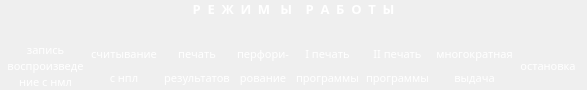
Before: the Qt Designer form ecvm/ModesPanel.ui in starling13/emural, drawn with Qt 5.
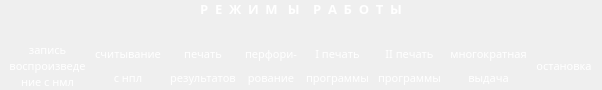
After: the same form once the commit is applied. Icons and pictures are not drawn.

```diff
--- a/ecvm/ModesPanel.ui
+++ b/ecvm/ModesPanel.ui
@@ -6,8 +6,8 @@
    <rect>
     <x>0</x>
     <y>0</y>
-    <width>587</width>
-    <height>84</height>
+    <width>602</width>
+    <height>89</height>
    </rect>
   </property>
   <property name="windowTitle">
@@ -61,6 +61,15 @@
           </color>
          </brush>
         </colorrole>
+        <colorrole role="PlaceholderText">
+         <brush brushstyle="NoBrush">
+          <color alpha="128">
+           <red>255</red>
+           <green>255</green>
+           <blue>255</blue>
+          </color>
+         </brush>
+        </colorrole>
        </active>
        <inactive>
         <colorrole role="WindowText">
@@ -90,6 +99,15 @@
           </color>
          </brush>
         </colorrole>
+        <colorrole role="PlaceholderText">
+         <brush brushstyle="NoBrush">
+          <color alpha="128">
+           <red>255</red>
+           <green>255</green>
+           <blue>255</blue>
+          </color>
+         </brush>
+        </colorrole>
        </inactive>
        <disabled>
         <colorrole role="WindowText">
@@ -119,6 +137,15 @@
           </color>
          </brush>
         </colorrole>
+        <colorrole role="PlaceholderText">
+         <brush brushstyle="NoBrush">
+          <color alpha="128">
+           <red>255</red>
+           <green>255</green>
+           <blue>255</blue>
+          </color>
+         </brush>
+        </colorrole>
        </disabled>
       </palette>
      </property>
@@ -256,6 +283,15 @@
               </color>
              </brush>
             </colorrole>
+            <colorrole role="PlaceholderText">
+             <brush brushstyle="NoBrush">
+              <color alpha="128">
+               <red>255</red>
+               <green>255</green>
+               <blue>255</blue>
+              </color>
+             </brush>
+            </colorrole>
            </active>
            <inactive>
             <colorrole role="WindowText">
@@ -285,6 +321,15 @@
               </color>
              </brush>
             </colorrole>
+            <colorrole role="PlaceholderText">
+             <brush brushstyle="NoBrush">
+              <color alpha="128">
+               <red>255</red>
+               <green>255</green>
+               <blue>255</blue>
+              </color>
+             </brush>
+            </colorrole>
            </inactive>
            <disabled>
             <colorrole role="WindowText">
@@ -314,6 +359,15 @@
               </color>
              </brush>
             </colorrole>
+            <colorrole role="PlaceholderText">
+             <brush brushstyle="NoBrush">
+              <color alpha="128">
+               <red>255</red>
+               <green>255</green>
+               <blue>255</blue>
+              </color>
+             </brush>
+            </colorrole>
            </disabled>
           </palette>
          </property>
@@ -365,6 +419,15 @@
               </color>
              </brush>
             </colorrole>
+            <colorrole role="PlaceholderText">
+             <brush brushstyle="NoBrush">
+              <color alpha="128">
+               <red>255</red>
+               <green>255</green>
+               <blue>255</blue>
+              </color>
+             </brush>
+            </colorrole>
            </active>
            <inactive>
             <colorrole role="WindowText">
@@ -394,6 +457,15 @@
               </color>
              </brush>
             </colorrole>
+            <colorrole role="PlaceholderText">
+             <brush brushstyle="NoBrush">
+              <color alpha="128">
+               <red>255</red>
+               <green>255</green>
+               <blue>255</blue>
+              </color>
+             </brush>
+            </colorrole>
            </inactive>
            <disabled>
             <colorrole role="WindowText">
@@ -423,6 +495,15 @@
               </color>
              </brush>
             </colorrole>
+            <colorrole role="PlaceholderText">
+             <brush brushstyle="NoBrush">
+              <color alpha="128">
+               <red>255</red>
+               <green>255</green>
+               <blue>255</blue>
+              </color>
+             </brush>
+            </colorrole>
            </disabled>
           </palette>
          </property>
@@ -519,6 +600,15 @@
               </color>
              </brush>
             </colorrole>
+            <colorrole role="PlaceholderText">
+             <brush brushstyle="NoBrush">
+              <color alpha="128">
+               <red>255</red>
+               <green>255</green>
+               <blue>255</blue>
+              </color>
+             </brush>
+            </colorrole>
            </active>
            <inactive>
             <colorrole role="WindowText">
@@ -548,6 +638,15 @@
               </color>
              </brush>
             </colorrole>
+            <colorrole role="PlaceholderText">
+             <brush brushstyle="NoBrush">
+              <color alpha="128">
+               <red>255</red>
+               <green>255</green>
+               <blue>255</blue>
+              </color>
+             </brush>
+            </colorrole>
            </inactive>
            <disabled>
             <colorrole role="WindowText">
@@ -577,6 +676,15 @@
               </color>
              </brush>
             </colorrole>
+            <colorrole role="PlaceholderText">
+             <brush brushstyle="NoBrush">
+              <color alpha="128">
+               <red>255</red>
+               <green>255</green>
+               <blue>255</blue>
+              </color>
+             </brush>
+            </colorrole>
            </disabled>
           </palette>
          </property>
@@ -628,6 +736,15 @@
               </color>
              </brush>
             </colorrole>
+            <colorrole role="PlaceholderText">
+             <brush brushstyle="NoBrush">
+              <color alpha="128">
+               <red>255</red>
+               <green>255</green>
+               <blue>255</blue>
+              </color>
+             </brush>
+            </colorrole>
            </active>
            <inactive>
             <colorrole role="WindowText">
@@ -657,6 +774,15 @@
               </color>
              </brush>
             </colorrole>
+            <colorrole role="PlaceholderText">
+             <brush brushstyle="NoBrush">
+              <color alpha="128">
+               <red>255</red>
+               <green>255</green>
+               <blue>255</blue>
+              </color>
+             </brush>
+            </colorrole>
            </inactive>
            <disabled>
             <colorrole role="WindowText">
@@ -686,6 +812,15 @@
               </color>
              </brush>
             </colorrole>
+            <colorrole role="PlaceholderText">
+             <brush brushstyle="NoBrush">
+              <color alpha="128">
+               <red>255</red>
+               <green>255</green>
+               <blue>255</blue>
+              </color>
+             </brush>
+            </colorrole>
            </disabled>
           </palette>
          </property>
@@ -744,6 +879,15 @@
               </color>
              </brush>
             </colorrole>
+            <colorrole role="PlaceholderText">
+             <brush brushstyle="NoBrush">
+              <color alpha="128">
+               <red>255</red>
+               <green>255</green>
+               <blue>255</blue>
+              </color>
+             </brush>
+            </colorrole>
            </active>
            <inactive>
             <colorrole role="WindowText">
@@ -773,6 +917,15 @@
               </color>
              </brush>
             </colorrole>
+            <colorrole role="PlaceholderText">
+             <brush brushstyle="NoBrush">
+              <color alpha="128">
+               <red>255</red>
+               <green>255</green>
+               <blue>255</blue>
+              </color>
+             </brush>
+            </colorrole>
            </inactive>
            <disabled>
             <colorrole role="WindowText">
@@ -802,6 +955,15 @@
               </color>
              </brush>
             </colorrole>
+            <colorrole role="PlaceholderText">
+             <brush brushstyle="NoBrush">
+              <color alpha="128">
+               <red>255</red>
+               <green>255</green>
+               <blue>255</blue>
+              </color>
+             </brush>
+            </colorrole>
            </disabled>
           </palette>
          </property>
@@ -853,6 +1015,15 @@
               </color>
              </brush>
             </colorrole>
+            <colorrole role="PlaceholderText">
+             <brush brushstyle="NoBrush">
+              <color alpha="128">
+               <red>255</red>
+               <green>255</green>
+               <blue>255</blue>
+              </color>
+             </brush>
+            </colorrole>
            </active>
            <inactive>
             <colorrole role="WindowText">
@@ -882,6 +1053,15 @@
               </color>
              </brush>
             </colorrole>
+            <colorrole role="PlaceholderText">
+             <brush brushstyle="NoBrush">
+              <color alpha="128">
+               <red>255</red>
+               <green>255</green>
+               <blue>255</blue>
+              </color>
+             </brush>
+            </colorrole>
            </inactive>
            <disabled>
             <colorrole role="WindowText">
@@ -911,6 +1091,15 @@
               </color>
              </brush>
             </colorrole>
+            <colorrole role="PlaceholderText">
+             <brush brushstyle="NoBrush">
+              <color alpha="128">
+               <red>255</red>
+               <green>255</green>
+               <blue>255</blue>
+              </color>
+             </brush>
+            </colorrole>
            </disabled>
           </palette>
          </property>
@@ -1045,6 +1234,15 @@
               </color>
              </brush>
             </colorrole>
+            <colorrole role="PlaceholderText">
+             <brush brushstyle="NoBrush">
+              <color alpha="128">
+               <red>255</red>
+               <green>255</green>
+               <blue>255</blue>
+              </color>
+             </brush>
+            </colorrole>
            </active>
            <inactive>
             <colorrole role="WindowText">
@@ -1074,6 +1272,15 @@
               </color>
              </brush>
             </colorrole>
+            <colorrole role="PlaceholderText">
+             <brush brushstyle="NoBrush">
+              <color alpha="128">
+               <red>255</red>
+               <green>255</green>
+               <blue>255</blue>
+              </color>
+             </brush>
+            </colorrole>
            </inactive>
            <disabled>
             <colorrole role="WindowText">
@@ -1103,6 +1310,15 @@
               </color>
              </brush>
             </colorrole>
+            <colorrole role="PlaceholderText">
+             <brush brushstyle="NoBrush">
+              <color alpha="128">
+               <red>255</red>
+               <green>255</green>
+               <blue>255</blue>
+              </color>
+             </brush>
+            </colorrole>
            </disabled>
           </palette>
          </property>
@@ -1154,6 +1370,15 @@
               </color>
              </brush>
             </colorrole>
+            <colorrole role="PlaceholderText">
+             <brush brushstyle="NoBrush">
+              <color alpha="128">
+               <red>255</red>
+               <green>255</green>
+               <blue>255</blue>
+              </color>
+             </brush>
+            </colorrole>
            </active>
            <inactive>
             <colorrole role="WindowText">
@@ -1183,6 +1408,15 @@
               </color>
              </brush>
             </colorrole>
+            <colorrole role="PlaceholderText">
+             <brush brushstyle="NoBrush">
+              <color alpha="128">
+               <red>255</red>
+               <green>255</green>
+               <blue>255</blue>
+              </color>
+             </brush>
+            </colorrole>
            </inactive>
            <disabled>
             <colorrole role="WindowText">
@@ -1212,6 +1446,15 @@
               </color>
              </brush>
             </colorrole>
+            <colorrole role="PlaceholderText">
+             <brush brushstyle="NoBrush">
+              <color alpha="128">
+               <red>255</red>
+               <green>255</green>
+               <blue>255</blue>
+              </color>
+             </brush>
+            </colorrole>
            </disabled>
           </palette>
          </property>
@@ -1270,6 +1513,15 @@
               </color>
              </brush>
             </colorrole>
+            <colorrole role="PlaceholderText">
+             <brush brushstyle="NoBrush">
+              <color alpha="128">
+               <red>255</red>
+               <green>255</green>
+               <blue>255</blue>
+              </color>
+             </brush>
+            </colorrole>
            </active>
            <inactive>
             <colorrole role="WindowText">
@@ -1299,6 +1551,15 @@
               </color>
              </brush>
             </colorrole>
+            <colorrole role="PlaceholderText">
+             <brush brushstyle="NoBrush">
+              <color alpha="128">
+               <red>255</red>
+               <green>255</green>
+               <blue>255</blue>
+              </color>
+             </brush>
+            </colorrole>
            </inactive>
            <disabled>
             <colorrole role="WindowText">
@@ -1328,6 +1589,15 @@
               </color>
              </brush>
             </colorrole>
+            <colorrole role="PlaceholderText">
+             <brush brushstyle="NoBrush">
+              <color alpha="128">
+               <red>255</red>
+               <green>255</green>
+               <blue>255</blue>
+              </color>
+             </brush>
+            </colorrole>
            </disabled>
           </palette>
          </property>
@@ -1379,6 +1649,15 @@
               </color>
              </brush>
             </colorrole>
+            <colorrole role="PlaceholderText">
+             <brush brushstyle="NoBrush">
+              <color alpha="128">
+               <red>255</red>
+               <green>255</green>
+               <blue>255</blue>
+              </color>
+             </brush>
+            </colorrole>
            </active>
            <inactive>
             <colorrole role="WindowText">
@@ -1408,6 +1687,15 @@
               </color>
              </brush>
             </colorrole>
+            <colorrole role="PlaceholderText">
+             <brush brushstyle="NoBrush">
+              <color alpha="128">
+               <red>255</red>
+               <green>255</green>
+               <blue>255</blue>
+              </color>
+             </brush>
+            </colorrole>
            </inactive>
            <disabled>
             <colorrole role="WindowText">
@@ -1437,6 +1725,15 @@
               </color>
              </brush>
             </colorrole>
+            <colorrole role="PlaceholderText">
+             <brush brushstyle="NoBrush">
+              <color alpha="128">
+               <red>255</red>
+               <green>255</green>
+               <blue>255</blue>
+              </color>
+             </brush>
+            </colorrole>
            </disabled>
           </palette>
          </property>
@@ -1495,6 +1792,15 @@
               </color>
              </brush>
             </colorrole>
+            <colorrole role="PlaceholderText">
+             <brush brushstyle="NoBrush">
+              <color alpha="128">
+               <red>255</red>
+               <green>255</green>
+               <blue>255</blue>
+              </color>
+             </brush>
+            </colorrole>
            </active>
            <inactive>
             <colorrole role="WindowText">
@@ -1524,6 +1830,15 @@
               </color>
              </brush>
             </colorrole>
+            <colorrole role="PlaceholderText">
+             <brush brushstyle="NoBrush">
+              <color alpha="128">
+               <red>255</red>
+               <green>255</green>
+               <blue>255</blue>
+              </color>
+             </brush>
+            </colorrole>
            </inactive>
            <disabled>
             <colorrole role="WindowText">
@@ -1553,6 +1868,15 @@
               </color>
              </brush>
             </colorrole>
+            <colorrole role="PlaceholderText">
+             <brush brushstyle="NoBrush">
+              <color alpha="128">
+               <red>255</red>
+               <green>255</green>
+               <blue>255</blue>
+              </color>
+             </brush>
+            </colorrole>
            </disabled>
           </palette>
          </property>
@@ -1604,6 +1928,15 @@
               </color>
              </brush>
             </colorrole>
+            <colorrole role="PlaceholderText">
+             <brush brushstyle="NoBrush">
+              <color alpha="128">
+               <red>255</red>
+               <green>255</green>
+               <blue>255</blue>
+              </color>
+             </brush>
+            </colorrole>
            </active>
            <inactive>
             <colorrole role="WindowText">
@@ -1633,6 +1966,15 @@
               </color>
              </brush>
             </colorrole>
+            <colorrole role="PlaceholderText">
+             <brush brushstyle="NoBrush">
+              <color alpha="128">
+               <red>255</red>
+               <green>255</green>
+               <blue>255</blue>
+              </color>
+             </brush>
+            </colorrole>
            </inactive>
            <disabled>
             <colorrole role="WindowText">
@@ -1662,6 +2004,15 @@
               </color>
              </brush>
             </colorrole>
+            <colorrole role="PlaceholderText">
+             <brush brushstyle="NoBrush">
+              <color alpha="128">
+               <red>255</red>
+               <green>255</green>
+               <blue>255</blue>
+              </color>
+             </brush>
+            </colorrole>
            </disabled>
           </palette>
          </property>
@@ -1720,6 +2071,15 @@
               </color>
              </brush>
             </colorrole>
+            <colorrole role="PlaceholderText">
+             <brush brushstyle="NoBrush">
+              <color alpha="128">
+               <red>255</red>
+               <green>255</green>
+               <blue>255</blue>
+              </color>
+             </brush>
+            </colorrole>
            </active>
            <inactive>
             <colorrole role="WindowText">
@@ -1749,6 +2109,15 @@
               </color>
              </brush>
             </colorrole>
+            <colorrole role="PlaceholderText">
+             <brush brushstyle="NoBrush">
+              <color alpha="128">
+               <red>255</red>
+               <green>255</green>
+               <blue>255</blue>
+              </color>
+             </brush>
+            </colorrole>
            </inactive>
            <disabled>
             <colorrole role="WindowText">
@@ -1778,6 +2147,15 @@
               </color>
              </brush>
             </colorrole>
+            <colorrole role="PlaceholderText">
+             <brush brushstyle="NoBrush">
+              <color alpha="128">
+               <red>255</red>
+               <green>255</green>
+               <blue>255</blue>
+              </color>
+             </brush>
+            </colorrole>
            </disabled>
           </palette>
          </property>
@@ -1829,6 +2207,15 @@
               </color>
              </brush>
             </colorrole>
+            <colorrole role="PlaceholderText">
+             <brush brushstyle="NoBrush">
+              <color alpha="128">
+               <red>255</red>
+               <green>255</green>
+               <blue>255</blue>
+              </color>
+             </brush>
+            </colorrole>
            </active>
            <inactive>
             <colorrole role="WindowText">
@@ -1858,6 +2245,15 @@
               </color>
              </brush>
             </colorrole>
+            <colorrole role="PlaceholderText">
+             <brush brushstyle="NoBrush">
+              <color alpha="128">
+               <red>255</red>
+               <green>255</green>
+               <blue>255</blue>
+              </color>
+             </brush>
+            </colorrole>
            </inactive>
            <disabled>
             <colorrole role="WindowText">
@@ -1887,6 +2283,15 @@
               </color>
              </brush>
             </colorrole>
+            <colorrole role="PlaceholderText">
+             <brush brushstyle="NoBrush">
+              <color alpha="128">
+               <red>255</red>
+               <green>255</green>
+               <blue>255</blue>
+              </color>
+             </brush>
+            </colorrole>
            </disabled>
           </palette>
          </property>
@@ -1938,6 +2343,15 @@
               </color>
              </brush>
             </colorrole>
+            <colorrole role="PlaceholderText">
+             <brush brushstyle="NoBrush">
+              <color alpha="128">
+               <red>255</red>
+               <green>255</green>
+               <blue>255</blue>
+              </color>
+             </brush>
+            </colorrole>
            </active>
            <inactive>
             <colorrole role="WindowText">
@@ -1967,6 +2381,15 @@
               </color>
              </brush>
             </colorrole>
+            <colorrole role="PlaceholderText">
+             <brush brushstyle="NoBrush">
+              <color alpha="128">
+               <red>255</red>
+               <green>255</green>
+               <blue>255</blue>
+              </color>
+             </brush>
+            </colorrole>
            </inactive>
            <disabled>
             <colorrole role="WindowText">
@@ -1996,6 +2419,15 @@
               </color>
              </brush>
             </colorrole>
+            <colorrole role="PlaceholderText">
+             <brush brushstyle="NoBrush">
+              <color alpha="128">
+               <red>255</red>
+               <green>255</green>
+               <blue>255</blue>
+              </color>
+             </brush>
+            </colorrole>
            </disabled>
           </palette>
          </property>
@@ -2169,6 +2601,15 @@
             </color>
            </brush>
           </colorrole>
+          <colorrole role="PlaceholderText">
+           <brush brushstyle="NoBrush">
+            <color alpha="128">
+             <red>255</red>
+             <green>255</green>
+             <blue>255</blue>
+            </color>
+           </brush>
+          </colorrole>
          </active>
          <inactive>
           <colorrole role="WindowText">
@@ -2198,6 +2639,15 @@
             </color>
            </brush>
           </colorrole>
+          <colorrole role="PlaceholderText">
+           <brush brushstyle="NoBrush">
+            <color alpha="128">
+             <red>255</red>
+             <green>255</green>
+             <blue>255</blue>
+            </color>
+           </brush>
+          </colorrole>
          </inactive>
          <disabled>
           <colorrole role="WindowText">
@@ -2227,6 +2677,15 @@
             </color>
            </brush>
           </colorrole>
+          <colorrole role="PlaceholderText">
+           <brush brushstyle="NoBrush">
+            <color alpha="128">
+             <red>255</red>
+             <green>255</green>
+             <blue>255</blue>
+            </color>
+           </brush>
+          </colorrole>
          </disabled>
         </palette>
        </property>
```
Left out of the diff: 3 changed lines with no effect on the pictures.
